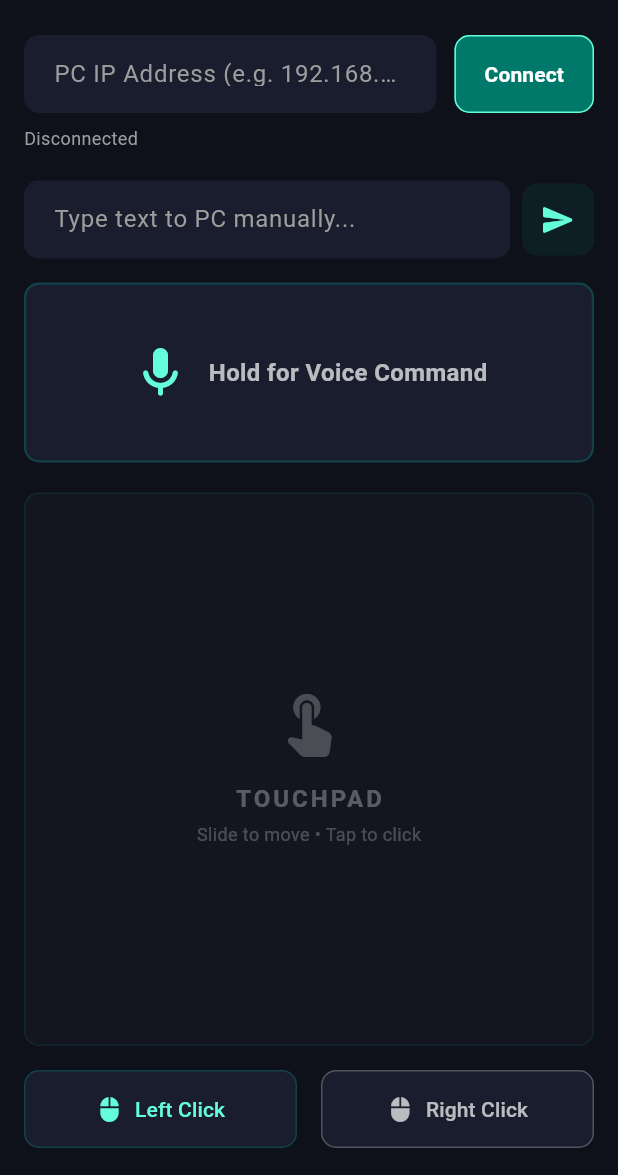
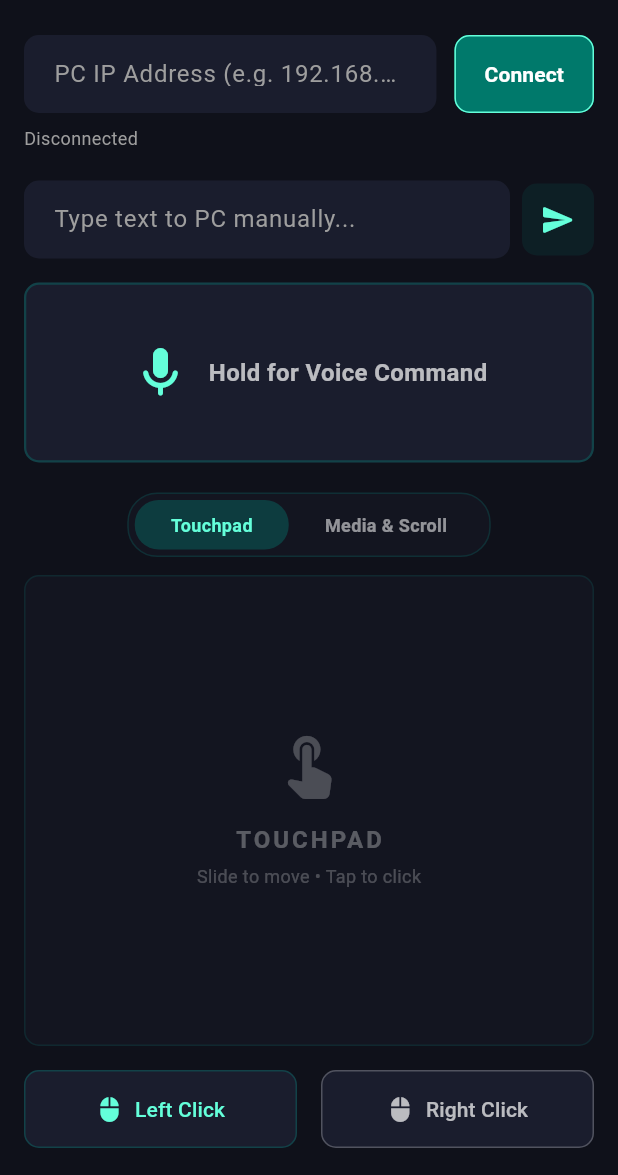
Before and after one commit to YRJ-10/Mobile-PC-Input-Control, a Flutter app: the screen it shows after launch, on a phone screen of 412 x 824 dp, the part 61-1236 px from its top. Run offline on Flutter 3.47's test engine with Material 3 defaults, Android fonts, the phone set to English and light mode, and no system bars; our stand-ins replace permission_handler, speech_to_text.

Commit message:
feature: media buttons

```diff
--- a/flutter_client/lib/main.dart
+++ b/flutter_client/lib/main.dart
@@ -51,6 +51,9 @@ class _RemoteHomePageState extends State<RemoteHomePage> {
 
   static const platform = MethodChannel('com.mobilepcmedia/audio');
 
+  // Tab State: 0 untuk Touchpad, 1 untuk Media
+  int _currentPage = 0;
+
   @override
   void initState() {
     super.initState();
@@ -78,7 +81,7 @@ class _RemoteHomePageState extends State<RemoteHomePage> {
     try {
       await platform.invokeMethod('startAudioReceiver');
     } on PlatformException catch (e) {
-      print("Failed to start Native Audio: '${e.message}'.");
+      debugPrint("Failed to start Native Audio: '${e.message}'.");
     }
   }
 
@@ -86,7 +89,7 @@ class _RemoteHomePageState extends State<RemoteHomePage> {
     try {
       await platform.invokeMethod('stopAudioReceiver');
     } on PlatformException catch (e) {
-      print("Failed to stop Native Audio: '${e.message}'.");
+      debugPrint("Failed to stop Native Audio: '${e.message}'.");
     }
   }
 
@@ -193,7 +196,7 @@ class _RemoteHomePageState extends State<RemoteHomePage> {
     if (text.isNotEmpty) {
       _sendCommand({"type": "TYPE_TEXT", "text": text});
       _textController.clear();
-      FocusScope.of(context).unfocus(); // Menutup keyboard setelah send
+      FocusScope.of(context).unfocus();
     }
   }
 
@@ -206,7 +209,7 @@ class _RemoteHomePageState extends State<RemoteHomePage> {
           setState(() => _isListening = false);
         }
       },
-      onError: (val) => print('onError: $val'),
+      onError: (val) => debugPrint('onError: $val'),
     );
 
     if (available) {
@@ -253,10 +256,155 @@ class _RemoteHomePageState extends State<RemoteHomePage> {
     );
   }
 
+  // --- TAB 1: TOUCHPAD ---
+  Widget _buildTouchpadTab() {
+    return Column(
+      key: const ValueKey('touchpad'),
+      children: [
+        Expanded(
+          child: GestureDetector(
+            onPanUpdate: _onPanUpdate,
+            onTap: _onTap,
+            child: Container(
+              width: double.infinity,
+              decoration: BoxDecoration(
+                color: const Color(0xFF131520),
+                borderRadius: BorderRadius.circular(10),
+                border: Border.all(color: Colors.teal.withOpacity(0.15), width: 1),
+              ),
+              child: Center(
+                child: Column(
+                  mainAxisAlignment: MainAxisAlignment.center,
+                  children: [
+                    const Icon(Icons.touch_app_rounded, color: Colors.white24, size: 48),
+                    const SizedBox(height: 12),
+                    const Text(
+                      'TOUCHPAD',
+                      style: TextStyle(color: Colors.white30, fontSize: 16, fontWeight: FontWeight.bold, letterSpacing: 2),
+                    ),
+                    const SizedBox(height: 4),
+                    const Text(
+                      'Slide to move • Tap to click',
+                      style: TextStyle(color: Colors.white24, fontSize: 12),
+                    ),
+                  ],
+                ),
+              ),
+            ),
+          ),
+        ),
+        const SizedBox(height: 16),
+        Row(
+          mainAxisAlignment: MainAxisAlignment.spaceEvenly,
+          children: [
+            Expanded(
+              child: ElevatedButton.icon(
+                onPressed: () => _sendCommand({"type": "MOUSE_CLICK", "button": "left"}),
+                icon: const Icon(Icons.mouse, size: 18),
+                label: const Text('Left Click'),
+                style: ElevatedButton.styleFrom(
+                  padding: const EdgeInsets.symmetric(vertical: 16),
+                  backgroundColor: const Color(0xFF1A1D2D),
+                  foregroundColor: Colors.tealAccent,
+                  shape: RoundedRectangleBorder(borderRadius: BorderRadius.circular(10)),
+                  side: BorderSide(color: Colors.teal.withOpacity(0.3), width: 1),
+                  elevation: 0,
+                ),
+              ),
+            ),
+            const SizedBox(width: 16),
+            Expanded(
+              child: ElevatedButton.icon(
+                onPressed: () => _sendCommand({"type": "MOUSE_CLICK", "button": "right"}),
+                icon: const Icon(Icons.mouse, size: 18),
+                label: const Text('Right Click'),
+                style: ElevatedButton.styleFrom(
+                  padding: const EdgeInsets.symmetric(vertical: 16),
+                  backgroundColor: const Color(0xFF1A1D2D),
+                  foregroundColor: Colors.white70,
+                  shape: RoundedRectangleBorder(borderRadius: BorderRadius.circular(10)),
+                  side: const BorderSide(color: Colors.white24, width: 1),
+                  elevation: 0,
+                ),
+              ),
+            ),
+          ],
+        ),
+      ],
+    );
+  }
+
+  // --- TAB 2: MEDIA & SCROLL ---
+  Widget _buildMediaTab() {
+    return Row(
+      key: const ValueKey('media'),
+      children: [
+        // Kiri: Play/Pause Button
+        Expanded(
+          flex: 1,
+          child: ElevatedButton.icon(
+            onPressed: () => _sendCommand({"type": "MEDIA", "action": "playpause"}),
+            icon: const Icon(Icons.play_circle_filled, size: 36),
+            label: const Text('Play\nPause', textAlign: TextAlign.center, style: TextStyle(fontSize: 16, fontWeight: FontWeight.bold)),
+            style: ElevatedButton.styleFrom(
+              backgroundColor: const Color(0xFF1A1D2D),
+              foregroundColor: Colors.tealAccent,
+              shape: RoundedRectangleBorder(borderRadius: BorderRadius.circular(10)),
+              side: BorderSide(color: Colors.tealAccent.withOpacity(0.3), width: 1),
+              elevation: 0,
+            ),
+          ),
+        ),
+        const SizedBox(width: 16),
+        // Kanan: Giant Scroll Wheel
+        Expanded(
+          flex: 2,
+          child: GestureDetector(
+            onPanUpdate: (details) {
+              final now = DateTime.now();
+              if (now.difference(_lastPanTime).inMilliseconds >= 32) { // 30fps
+                _sendCommand({
+                  "type": "SCROLL",
+                  "dy": details.delta.dy, // Kirim murni delta, biar server yang kalikan
+                });
+                _lastPanTime = now;
+              }
+            },
+            child: Container(
+              decoration: BoxDecoration(
+                color: const Color(0xFF131520),
+                borderRadius: BorderRadius.circular(10),
+                border: Border.all(color: Colors.teal.withOpacity(0.3), width: 2), // Border tegas
+              ),
+              child: Column(
+                mainAxisAlignment: MainAxisAlignment.center,
+                children: [
+                  const Icon(Icons.keyboard_double_arrow_up, color: Colors.white54, size: 40),
+                  const SizedBox(height: 16),
+                  Expanded(
+                    child: Center(
+                      child: RotatedBox(
+                        quarterTurns: 1,
+                        child: Icon(Icons.linear_scale, color: Colors.tealAccent.withOpacity(0.7), size: 60),
+                      ),
+                    ),
+                  ),
+                  const Text('GIANT SCROLL', style: TextStyle(color: Colors.tealAccent, fontSize: 14, fontWeight: FontWeight.bold, letterSpacing: 2)),
+                  const SizedBox(height: 16),
+                  const Icon(Icons.keyboard_double_arrow_down, color: Colors.white54, size: 40),
+                ],
+              ),
+            ),
+          ),
+        ),
+      ],
+    );
+  }
+
   @override
   Widget build(BuildContext context) {
     return Scaffold(
-      resizeToAvoidBottomInset: false, // Mencegah overflow saat keyboard muncul
+      resizeToAvoidBottomInset: false,
       appBar: AppBar(
         title: const Text('MobilePC', style: TextStyle(fontWeight: FontWeight.w600, fontSize: 20)),
         actions: [
@@ -271,7 +419,6 @@ class _RemoteHomePageState extends State<RemoteHomePage> {
           const SizedBox(width: 16),
         ],
       ),
-      // Membungkus body dengan GestureDetector agar bisa unfocus saat klik di luar area text field
       body: GestureDetector(
         onTap: () => FocusScope.of(context).unfocus(),
         behavior: HitTestBehavior.translucent,
@@ -279,7 +426,7 @@ class _RemoteHomePageState extends State<RemoteHomePage> {
           padding: const EdgeInsets.symmetric(horizontal: 16.0, vertical: 8.0),
           child: Column(
             children: [
-              // Area Koneksi
+              // 1. Area IP Connect
               Row(
                 children: [
                   Expanded(
@@ -315,7 +462,7 @@ class _RemoteHomePageState extends State<RemoteHomePage> {
               ),
               const SizedBox(height: 20),
 
-              // Text Input
+              // 2. Area Type Text Manual
               Row(
                 children: [
                   Expanded(
@@ -341,13 +488,13 @@ class _RemoteHomePageState extends State<RemoteHomePage> {
               ),
               const SizedBox(height: 16),
 
-              // Voice Command (Diperbesar Vertikal)
+              // 3. Voice Command Raksasa
               GestureDetector(
                 onLongPressStart: (_) => _startListening(),
                 onLongPressEnd: (_) => _stopListening(),
                 child: AnimatedContainer(
                   duration: const Duration(milliseconds: 200),
-                  height: 120, // Tinggi ditambah
+                  height: 120,
                   width: double.infinity,
                   decoration: BoxDecoration(
                     color: _isListening ? Colors.redAccent.withOpacity(0.9) : const Color(0xFF1A1D2D),
@@ -363,7 +510,7 @@ class _RemoteHomePageState extends State<RemoteHomePage> {
                   child: Row(
                     mainAxisAlignment: MainAxisAlignment.center,
                     children: [
-                      Icon(Icons.mic_rounded, size: 40, color: _isListening ? Colors.white : Colors.tealAccent), // Ikon sedikit diperbesar
+                      Icon(Icons.mic_rounded, size: 40, color: _isListening ? Colors.white : Colors.tealAccent),
                       const SizedBox(width: 12),
                       Text(
                         _isListening ? 'Listening... (Release to Stop)' : 'Hold for Voice Command',
@@ -379,79 +526,75 @@ class _RemoteHomePageState extends State<RemoteHomePage> {
               ),
               const SizedBox(height: 20),
 
-              // Touchpad Area
+              // 4. Area Multi-Tab Tipis
               Expanded(
-                child: GestureDetector(
-                  onPanUpdate: _onPanUpdate,
-                  onTap: _onTap,
-                  child: Container(
-                    width: double.infinity,
-                    decoration: BoxDecoration(
-                      color: const Color(0xFF131520),
-                      borderRadius: BorderRadius.circular(10),
-                      border: Border.all(color: Colors.teal.withOpacity(0.15), width: 1),
-                    ),
-                    child: Center(
-                      child: Column(
-                        mainAxisAlignment: MainAxisAlignment.center,
+                child: Column(
+                  children: [
+                    // A. Header Tab Tipis
+                    Container(
+                      margin: const EdgeInsets.only(bottom: 12),
+                      padding: const EdgeInsets.symmetric(horizontal: 4, vertical: 4),
+                      decoration: BoxDecoration(
+                        color: const Color(0xFF131520),
+                        borderRadius: BorderRadius.circular(20),
+                        border: Border.all(color: Colors.teal.withOpacity(0.2)),
+                      ),
+                      child: Row(
+                        mainAxisSize: MainAxisSize.min,
                         children: [
-                          Icon(Icons.touch_app_rounded, color: Colors.white24, size: 48),
-                          const SizedBox(height: 12),
-                          const Text(
-                            'TOUCHPAD',
-                            style: TextStyle(color: Colors.white30, fontSize: 16, fontWeight: FontWeight.bold, letterSpacing: 2),
+                          GestureDetector(
+                            onTap: () => setState(() => _currentPage = 0),
+                            child: AnimatedContainer(
+                              duration: const Duration(milliseconds: 200),
+                              padding: const EdgeInsets.symmetric(horizontal: 24, vertical: 8),
+                              decoration: BoxDecoration(
+                                color: _currentPage == 0 ? Colors.teal.withOpacity(0.3) : Colors.transparent,
+                                borderRadius: BorderRadius.circular(16),
+                              ),
+                              child: Text(
+                                'Touchpad',
+                                style: TextStyle(
+                                  color: _currentPage == 0 ? Colors.tealAccent : Colors.white54,
+                                  fontWeight: FontWeight.bold,
+                                  fontSize: 12,
+                                ),
+                              ),
+                            ),
                           ),
-                          const SizedBox(height: 4),
-                          const Text(
-                            'Slide to move • Tap to click',
-                            style: TextStyle(color: Colors.white24, fontSize: 12),
+                          GestureDetector(
+                            onTap: () => setState(() => _currentPage = 1),
+                            child: AnimatedContainer(
+                              duration: const Duration(milliseconds: 200),
+                              padding: const EdgeInsets.symmetric(horizontal: 24, vertical: 8),
+                              decoration: BoxDecoration(
+                                color: _currentPage == 1 ? Colors.teal.withOpacity(0.3) : Colors.transparent,
+                                borderRadius: BorderRadius.circular(16),
+                              ),
+                              child: Text(
+                                'Media & Scroll',
+                                style: TextStyle(
+                                  color: _currentPage == 1 ? Colors.tealAccent : Colors.white54,
+                                  fontWeight: FontWeight.bold,
+                                  fontSize: 12,
+                                ),
+                              ),
+                            ),
                           ),
                         ],
                       ),
                     ),
-                  ),
+
+                    // B. Konten Tab Aktif
+                    Expanded(
+                      child: AnimatedSwitcher(
+                        duration: const Duration(milliseconds: 300),
+                        child: _currentPage == 0 ? _buildTouchpadTab() : _buildMediaTab(),
+                      ),
+                    ),
+                    const SizedBox(height: 10),
+                  ],
                 ),
               ),
-              const SizedBox(height: 16),
-
-              // Click Buttons
-              Row(
-                mainAxisAlignment: MainAxisAlignment.spaceEvenly,
-                children: [
-                  Expanded(
-                    child: ElevatedButton.icon(
-                      onPressed: () => _sendCommand({"type": "MOUSE_CLICK", "button": "left"}),
-                      icon: const Icon(Icons.mouse, size: 18),
-                      label: const Text('Left Click'),
-                      style: ElevatedButton.styleFrom(
-                        padding: const EdgeInsets.symmetric(vertical: 16),
-                        backgroundColor: const Color(0xFF1A1D2D),
-                        foregroundColor: Colors.tealAccent,
-                        shape: RoundedRectangleBorder(borderRadius: BorderRadius.circular(10)),
-                        side: BorderSide(color: Colors.teal.withOpacity(0.3), width: 1),
-                        elevation: 0,
-                      ),
-                    ),
-                  ),
-                  const SizedBox(width: 16),
-                  Expanded(
-                    child: ElevatedButton.icon(
-                      onPressed: () => _sendCommand({"type": "MOUSE_CLICK", "button": "right"}),
-                      icon: const Icon(Icons.mouse, size: 18),
-                      label: const Text('Right Click'),
-                      style: ElevatedButton.styleFrom(
-                        padding: const EdgeInsets.symmetric(vertical: 16),
-                        backgroundColor: const Color(0xFF1A1D2D),
-                        foregroundColor: Colors.white70,
-                        shape: RoundedRectangleBorder(borderRadius: BorderRadius.circular(10)),
-                        side: const BorderSide(color: Colors.white24, width: 1),
-                        elevation: 0,
-                      ),
-                    ),
-                  ),
-                ],
-              ),
-              const SizedBox(height: 10),
             ],
           ),
         ),
```
Also changed, not shown: 1 other file.
